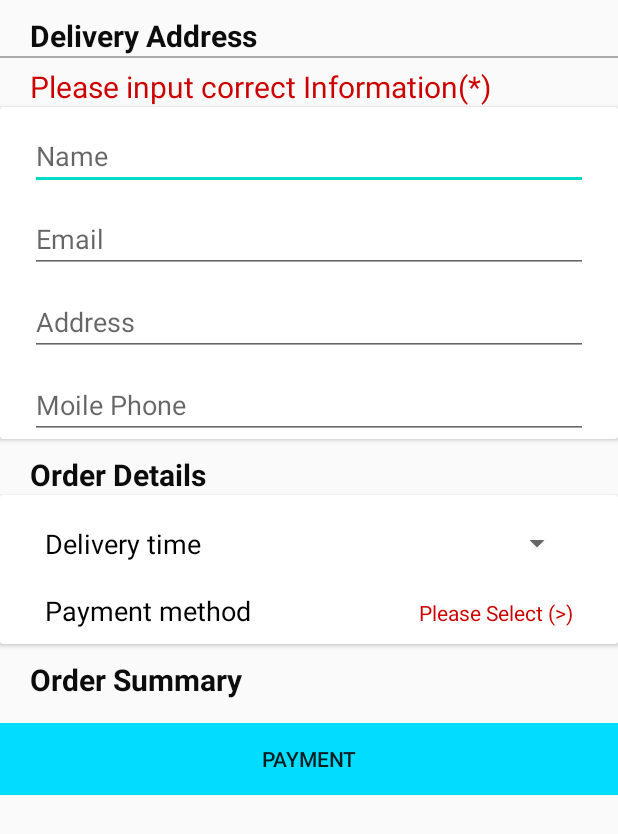
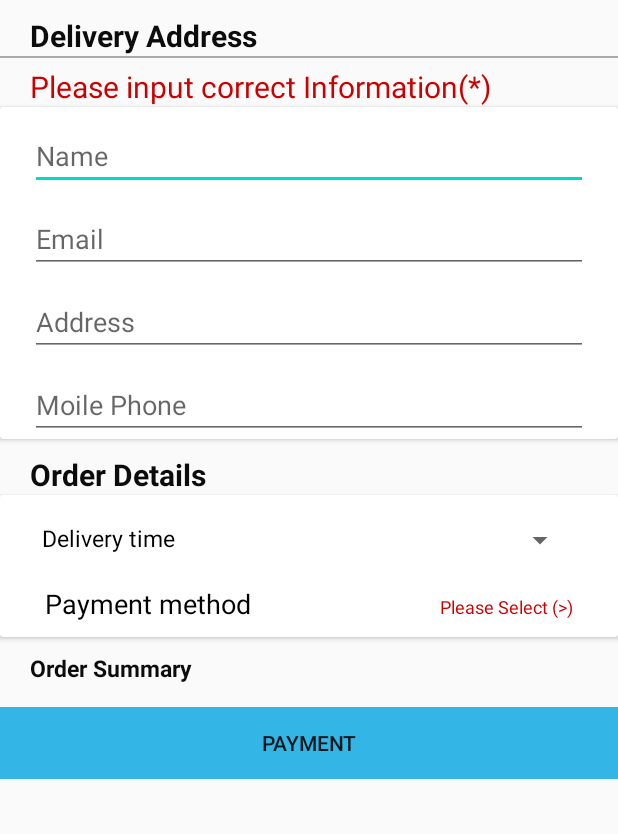
Before and after one commit to heet05/DhobiJunction3, an Android app: the layout activity_check__out_.xml on its own in the app's theme, with its tools: preview values and no code run, on a phone screen of 412 x 824 dp. Shown: the top 834 px of the screen. Run offline under Robolectric (Android 15) with nearby library versions, the phone set to English and light mode, and no system bars.

Commit message:
new add thig

```diff
--- a/app/src/main/res/layout/activity_check__out_.xml
+++ b/app/src/main/res/layout/activity_check__out_.xml
@@ -1,5 +1,5 @@
 <?xml version="1.0" encoding="utf-8"?>
-<ScrollView xmlns:android="http://schemas.android.com/apk/res/android"
+<RelativeLayout xmlns:android="http://schemas.android.com/apk/res/android"
     xmlns:app="http://schemas.android.com/apk/res-auto"
     xmlns:tools="http://schemas.android.com/tools"
     android:layout_width="match_parent"
@@ -117,27 +117,26 @@
                 <LinearLayout
                     android:id="@+id/checkout_linearlayout1"
                     android:orientation="horizontal"
-                    android:weightSum="4"
+                    android:weightSum="3"
                     android:layout_marginHorizontal="20dp"
-                    android:padding="10dp"
+                    android:padding="8dp"
                     android:layout_marginTop="10dp"
                     android:layout_width="match_parent"
                     android:layout_height="wrap_content">
                     <TextView
-                        android:layout_weight="1"
+                        android:layout_weight="2"
                         android:id="@+id/checkout_deliverytime"
                         android:text="Delivery time"
-                        android:textSize="18sp"
+                        android:textSize="15dp"
                         android:textColor="@android:color/black"
                         android:layout_width="match_parent"
                         android:layout_height="wrap_content"/>
                     <Spinner
-                        android:layout_weight="3"
+                        android:layout_weight="1"
                         android:id="@+id/checkout_Spinner"
                         android:layout_width="match_parent"
                         android:layout_height="wrap_content"
-                        android:layout_gravity="center"
-                        android:gravity="start"
+                        android:gravity="center"
                         />
                 </LinearLayout>
                 <LinearLayout
@@ -161,7 +160,7 @@
                         android:layout_weight="2"
                         android:id="@+id/checkout_tv5"
                         android:text="Please Select (>)"
-                        android:textSize="14sp"
+                        android:textSize="12dp"
                         android:textColor="@android:color/holo_red_dark"
                         android:layout_width="match_parent"
                         android:layout_height="wrap_content"
@@ -173,7 +172,7 @@
             android:id="@+id/checkout_tv6"
             android:layout_below="@id/checkout_cardview2"
             android:text="Order Summary"
-            android:textSize="20sp"
+            android:textSize="15sp"
             android:textStyle="bold"
             android:layout_marginTop="10dp"
             android:layout_marginHorizontal="20dp"
@@ -193,7 +192,7 @@
                 android:layout_width="match_parent"
                 android:layout_height="wrap_content">
                 <androidx.recyclerview.widget.RecyclerView
-                    android:id="@+id/cart_recyclerview"
+                    android:id="@+id/check_recyclerview"
                     android:layout_width="match_parent"
                     android:layout_height="wrap_content"
                     android:layout_below="@id/checkout_tv6">
@@ -202,18 +201,17 @@
         </RelativeLayout>
 
         <RelativeLayout
-            android:layout_below="@id/cardView"
             android:layout_width="match_parent"
-            android:layout_height="wrap_content">
+            android:layout_height="wrap_content"
+            android:layout_below="@id/cardView">
             <Button
-                android:background="@android:color/holo_blue_bright"
                 android:layout_width="match_parent"
                 android:layout_height="wrap_content"
-                android:text="Payment"
-                />
-
+                android:id="@+id/payment"
+                android:background="@android:color/holo_blue_light"
+                android:text="Payment"/>
         </RelativeLayout>
     </RelativeLayout>
 
 
-</ScrollView>
+</RelativeLayout>
```
Also changed, not shown: app/src/main/java/com/example/dhobijunction/activity/Check_Out_Activity.java (+17 -5 lines), app/src/main/java/com/example/dhobijunction/adapter/Check_out_Adapter.java (+12 -0 lines), app/src/main/java/com/example/dhobijunction/model/CheckModel.java (+1 -9 lines), app/src/main/res/layout/checkout_item1.xml (+50 -3 lines).
